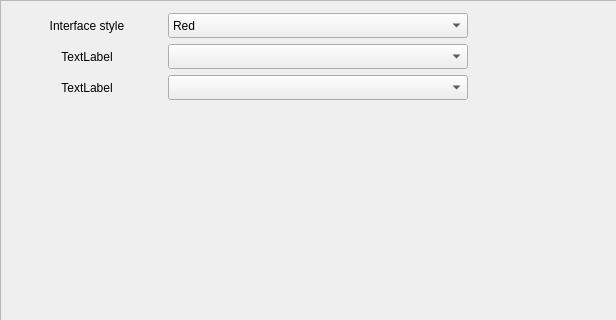
Above: parser-test/settings_programlayout.ui from JerryShe/O-Reader before the change; both pictures show x 0 to 616 and y 0 to 320 of the 914 by 577 pixel window. Below: the same form after it.
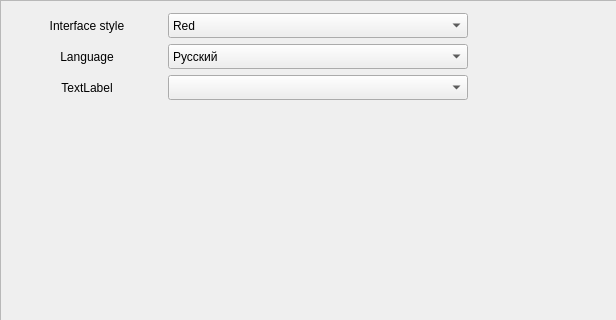
That is the form after the change.

Commit message: Added reader settings page

```diff
--- a/parser-test/settings_programlayout.ui
+++ b/parser-test/settings_programlayout.ui
@@ -96,7 +96,7 @@
       </size>
      </property>
      <property name="text">
-      <string>TextLabel</string>
+      <string>Language</string>
      </property>
      <property name="alignment">
       <set>Qt::AlignCenter</set>
@@ -177,6 +177,16 @@
        <height>25</height>
       </size>
      </property>
+     <item>
+      <property name="text">
+       <string>Русский</string>
+      </property>
+     </item>
+     <item>
+      <property name="text">
+       <string>English</string>
+      </property>
+     </item>
     </widget>
    </item>
   </layout>
```
The commit also changes 10 other files.
